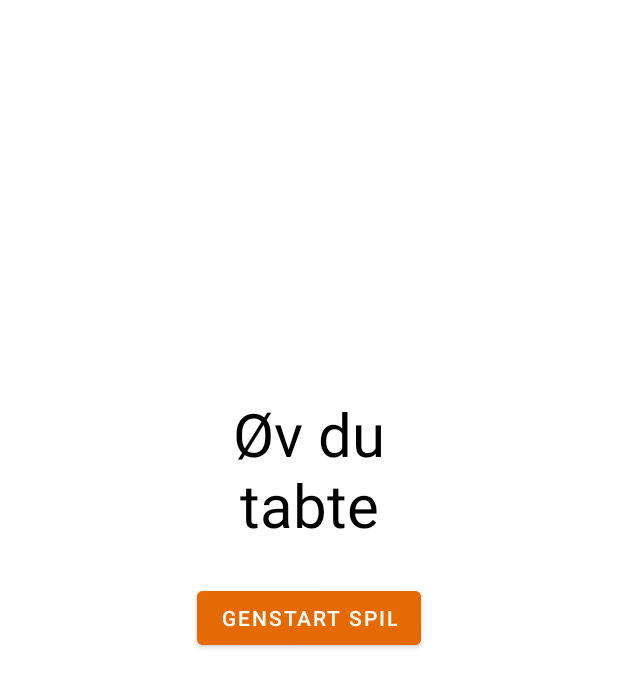
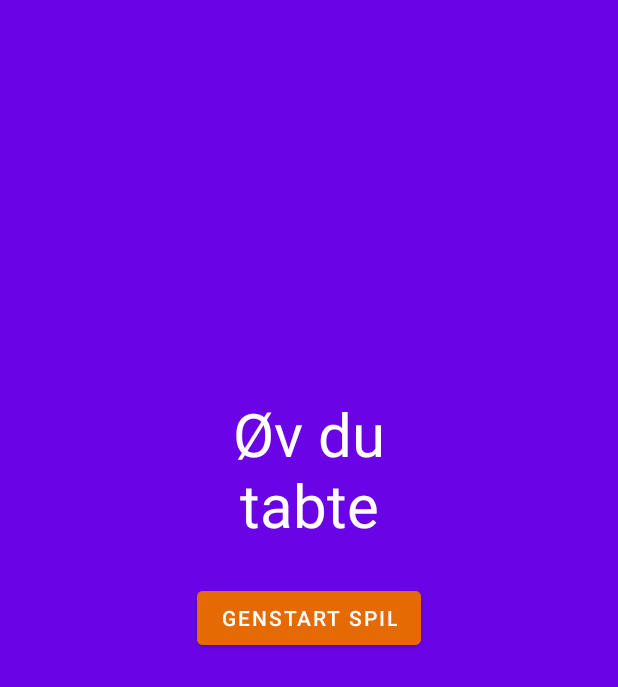
Before and after one commit to NumanBashir/Lykkehjul_v2, an Android app: the tabtFragment screen opened through its navigation route, on a phone screen of 412 x 824 dp. Shown: the top 687 px of the screen. Run offline under Robolectric (Android 15) with nearby library versions, the phone set to English and light mode, and no system bars.

Commit message:
vundet og tabt fragment design

```diff
--- a/app/src/main/java/com/example/lykkehjul_v2/data/Memory.kt
+++ b/app/src/main/java/com/example/lykkehjul_v2/data/Memory.kt
@@ -6,23 +6,21 @@ class Memory {
 
     fun loadAnimalsWords(): List<Words> {
         return listOf<Words>(
-            //Words("kotlin"),
-            //Words("java"),
-            //Words("python"),
-            //Words("swift")
-            //Words("tiger"),
-            //Words("fulg"),
-            //Words("bjørn"),
-            //Words("krokodille"),
-            //Words("slange"),
-            //Words("edderkop"),
-            Words("jeg elsker kotlin"),
-            Words("mit navn er egon"),
-            Words("tesla model s"),
-            //Words("mercedes amg"),
-            //Words("audi etron"),
-            //Words("bugatti"),
-
+            Words("new zealand"),
+            Words("saudi arabien"),
+            Words("sri lanka"),
+            Words("costa rica"),
+            Words("sierra leone"),
+            Words("danmark"),
+            Words("pakistan"),
+            Words("nepal"),
+            Words("spanien"),
+            Words("maldiverne"),
+            Words("argentina"),
+            Words("canada"),
+            Words("egypten"),
+            Words("england"),
+            Words("ungarn"),
 
             )
 
--- a/app/src/main/res/layout/fragment_tabt.xml
+++ b/app/src/main/res/layout/fragment_tabt.xml
@@ -4,6 +4,7 @@
     xmlns:tools="http://schemas.android.com/tools"
     android:layout_width="match_parent"
     android:layout_height="match_parent"
+    android:background="@color/primary_color"
     tools:context="com.example.lykkehjul_v2.view.tabtFragment">
 
     <TextView
@@ -12,7 +13,7 @@
         android:text="Øv du tabte"
         android:gravity="center"
         android:textSize="40dp"
-        android:textColor="@color/black"
+        android:textColor="@color/white"
         app:layout_constraintBottom_toTopOf="@+id/genstartKnap"
         app:layout_constraintEnd_toEndOf="parent"
         app:layout_constraintStart_toStartOf="parent"
--- a/app/src/main/res/layout/fragment_vundet.xml
+++ b/app/src/main/res/layout/fragment_vundet.xml
@@ -4,6 +4,7 @@
     xmlns:tools="http://schemas.android.com/tools"
     android:layout_width="match_parent"
     android:layout_height="match_parent"
+    android:background="@color/primary_color"
     tools:context="com.example.lykkehjul_v2.view.vundetFragment">
 
     <TextView
@@ -12,7 +13,7 @@
         android:text="Tillykke du vandt!"
         android:gravity="center"
         android:textSize="40dp"
-        android:textColor="@color/black"
+        android:textColor="@color/white"
         app:layout_constraintBottom_toTopOf="@+id/genstartKnap"
         app:layout_constraintEnd_toEndOf="parent"
         app:layout_constraintStart_toStartOf="parent"
```
